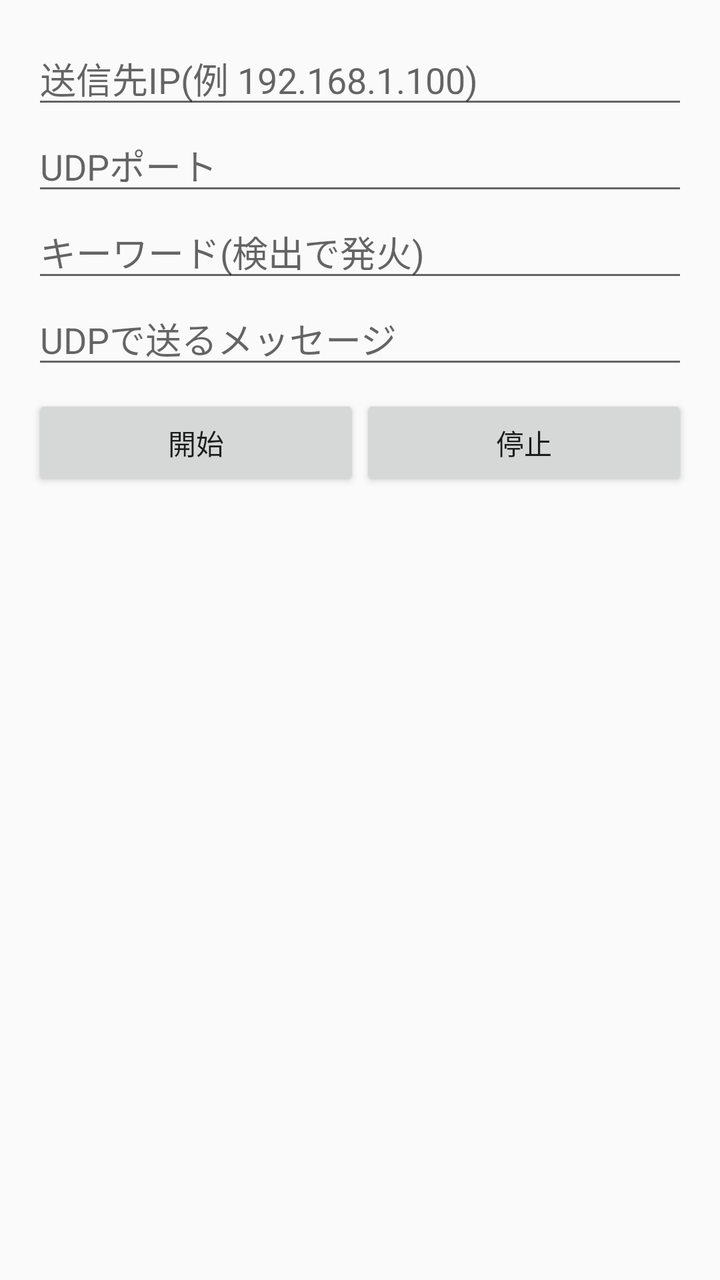
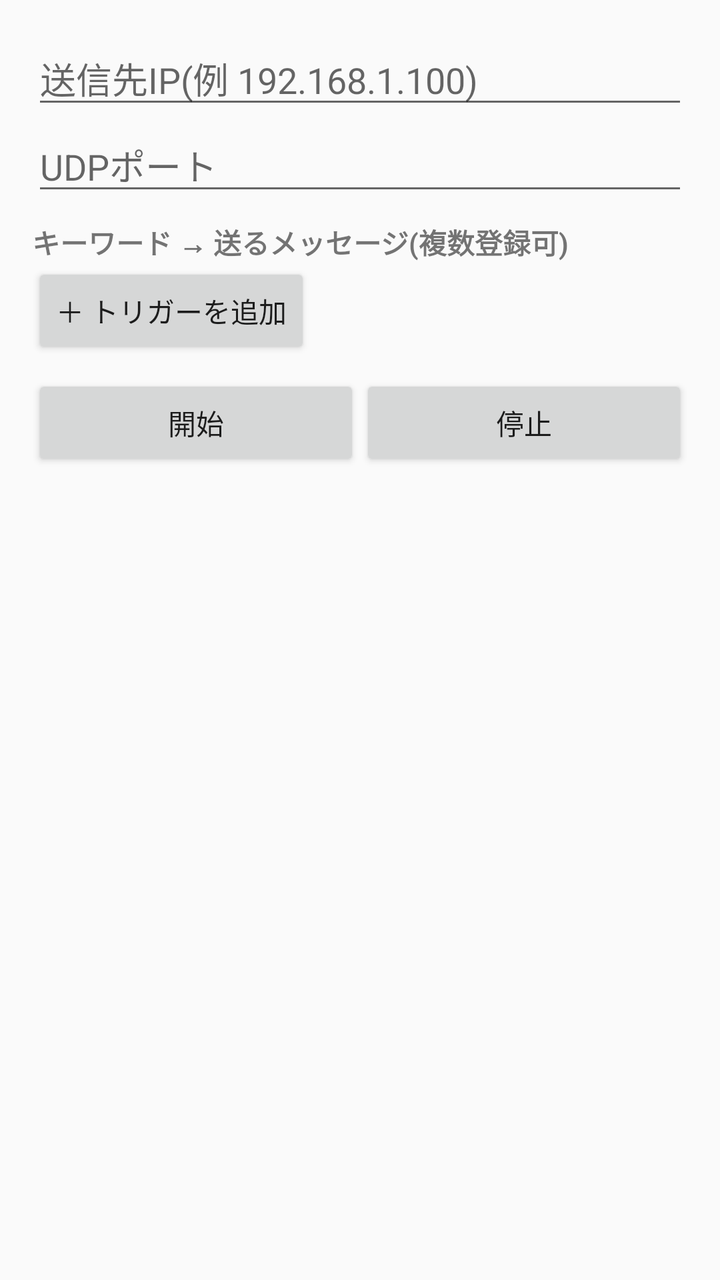

The first picture is an Android layout as it rendered before a commit; the second is the same layout after the commit. The layout source and the unified diff follow.
<!-- AndroidManifest.xml: application theme android:Theme.Material.Light -->
<!-- res/layout/activity_main.xml -->
<?xml version="1.0" encoding="utf-8"?>
<ScrollView xmlns:android="http://schemas.android.com/apk/res/android"
    android:layout_width="match_parent"
    android:layout_height="match_parent">

    <LinearLayout
        android:layout_width="match_parent"
        android:layout_height="wrap_content"
        android:orientation="vertical"
        android:padding="16dp">

        <EditText
            android:id="@+id/host"
            android:layout_width="match_parent"
            android:layout_height="wrap_content"
            android:hint="送信先IP(例 192.168.1.100)"
            android:inputType="textUri"
            android:importantForAutofill="no" />

        <EditText
            android:id="@+id/port"
            android:layout_width="match_parent"
            android:layout_height="wrap_content"
            android:hint="UDPポート"
            android:inputType="number"
            android:maxLength="5"
            android:importantForAutofill="no" />

        <EditText
            android:id="@+id/keyword"
            android:layout_width="match_parent"
            android:layout_height="wrap_content"
            android:hint="キーワード(検出で発火)"
            android:importantForAutofill="no" />

        <EditText
            android:id="@+id/message"
            android:layout_width="match_parent"
            android:layout_height="wrap_content"
            android:hint="UDPで送るメッセージ"
            android:importantForAutofill="no" />

        <LinearLayout
            android:layout_width="match_parent"
            android:layout_height="wrap_content"
            android:orientation="horizontal"
            android:paddingTop="8dp">

            <Button
                android:id="@+id/start"
                android:layout_width="0dp"
                android:layout_height="wrap_content"
                android:layout_weight="1"
                android:text="開始" />

            <Button
                android:id="@+id/stop"
                android:layout_width="0dp"
                android:layout_height="wrap_content"
                android:layout_weight="1"
                android:text="停止" />
        </LinearLayout>

        <TextView
            android:id="@+id/status"
            android:layout_width="match_parent"
            android:layout_height="wrap_content"
            android:paddingTop="24dp"
            android:textSize="16sp"
            android:textIsSelectable="true" />
    </LinearLayout>
</ScrollView>
<!-- resources referenced by this layout -->
<resources>

</resources>

<!-- the commit's change to res/layout/activity_main.xml (unified diff, before → after) -->
@@ -26,19 +26,24 @@
             android:maxLength="5"
             android:importantForAutofill="no" />
 
-        <EditText
-            android:id="@+id/keyword"
+        <TextView
             android:layout_width="match_parent"
             android:layout_height="wrap_content"
-            android:hint="キーワード(検出で発火)"
-            android:importantForAutofill="no" />
+            android:paddingTop="8dp"
+            android:text="キーワード → 送るメッセージ(複数登録可)"
+            android:textStyle="bold" />
 
-        <EditText
-            android:id="@+id/message"
+        <LinearLayout
+            android:id="@+id/trigger_list"
             android:layout_width="match_parent"
             android:layout_height="wrap_content"
-            android:hint="UDPで送るメッセージ"
-            android:importantForAutofill="no" />
+            android:orientation="vertical" />
+
+        <Button
+            android:id="@+id/add_trigger"
+            android:layout_width="wrap_content"
+            android:layout_height="wrap_content"
+            android:text="＋ トリガーを追加" />
 
         <LinearLayout
             android:layout_width="match_parent"
